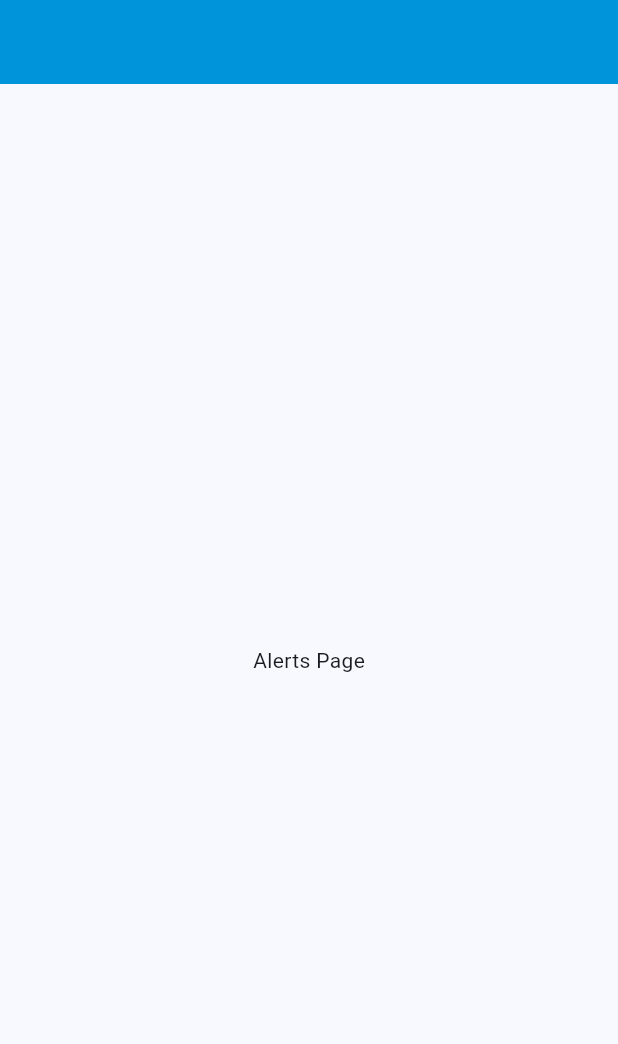
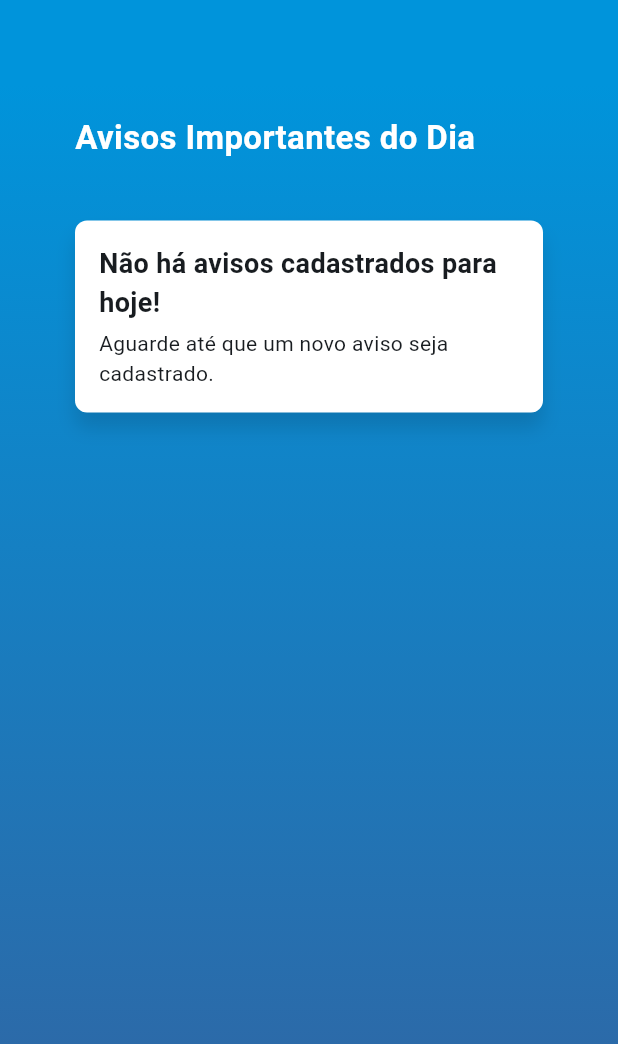
Before and after one commit to FelipeSouza14/SIG-UBS, a Flutter app: the AlertsPage screen opened directly, on a phone screen of 412 x 824 dp. Shown: the top 1044 px of the screen. Run offline on Flutter 3.47's test engine with Material 3 defaults, Android fonts, the phone set to English and light mode, and no system bars; our stand-ins replace flutter_hooks, jwt_decoder, shared_preferences; accounts and stored records are empty; network calls fail.

Commit message:
Criando a tela e os cards de avisos, filtrando pela data atual e adicionando uma mensagem de avisos não cadastrados

```diff
--- /dev/null
+++ b/front_end/sig_ubs/lib/components/cardAlerts.dart
@@ -0,0 +1,52 @@
+import 'package:flutter/material.dart';
+
+class CardAlerts extends StatelessWidget {
+  const CardAlerts({
+    super.key,
+    required this.titulo,
+    required this.descricao,
+  });
+
+  final String titulo;
+  final String descricao;
+
+  @override
+  Widget build(BuildContext context) {
+    return Container(
+      padding: const EdgeInsets.all(16.0),
+      constraints: const BoxConstraints(
+        minHeight: 100,
+      ),
+      decoration: BoxDecoration(
+        color: Colors.white,
+        borderRadius: BorderRadius.circular(8.0),
+        boxShadow: const [
+          BoxShadow(
+            color: Colors.black12,
+            blurRadius: 10.0,
+            offset: Offset(0, 10),
+          ),
+        ],
+      ),
+      child: Column(
+        crossAxisAlignment: CrossAxisAlignment.start,
+        children: <Widget>[
+          Text(
+            titulo,
+            style: const TextStyle(
+              fontSize: 18.0,
+              fontWeight: FontWeight.bold,
+            ),
+          ),
+          const SizedBox(height: 4.0),
+          Text(
+            descricao,
+            style: const TextStyle(
+              fontSize: 14.0,
+            ),
+          ),
+        ],
+      ),
+    );
+  }
+}
--- a/front_end/sig_ubs/lib/pages/alertsPage.dart
+++ b/front_end/sig_ubs/lib/pages/alertsPage.dart
@@ -1,24 +1,137 @@
 import 'package:flutter/material.dart';
+import 'package:sig_ubs/components/cardAlerts.dart';
+// import 'package:sig_ubs/utils.dart';
+import 'package:http/http.dart' as http;
+import 'dart:convert';
+import 'package:intl/intl.dart';
 
-class AlertsPage extends StatelessWidget {
+class AlertsPage extends StatefulWidget {
   const AlertsPage({super.key});
+
+  @override
+  State<AlertsPage> createState() => _AlertsPageState();
+}
+
+class _AlertsPageState extends State<AlertsPage> {
+  List alerts = [];
+  String today = DateFormat('dd/MM/yy').format(DateTime.now()); // Data atual
+
+  @override
+  void initState() {
+    super.initState();
+    fetchAlerts();
+  }
+
+  Future<void> fetchAlerts() async {
+    final response = await http.get(
+      Uri.parse('http://127.0.0.1:8000/avisos/'),
+      headers: {
+        'Content-Type': 'application/json',
+      },
+    );
+
+    if (response.statusCode == 200) {
+      List fetchedAlerts = jsonDecode(response.body);
+
+      // Filtrar avisos pela data atual
+      setState(() {
+        alerts = fetchedAlerts.where((alert) {
+          try {
+            // Converte 'dataEnvio' para o formato de data para comparação
+            DateTime alertDate =
+                DateFormat('dd/MM/yy').parse(alert['dataEnvio']);
+            String alertDateFormatted =
+                DateFormat('dd/MM/yy').format(alertDate);
+
+            // Compara a data do aviso com a data atual
+            return alertDateFormatted == today;
+          } catch (e) {
+            // Em caso de erro na conversão, não exibe o aviso
+            return false;
+          }
+        }).toList();
+      });
+    } else {
+      throw Exception('Failed to load alerts');
+    }
+  }
 
   @override
   Widget build(BuildContext context) {
     return Scaffold(
-        appBar: AppBar(
-          automaticallyImplyLeading: false, // Remove o botão de voltar
-          backgroundColor: const Color.fromARGB(255, 0, 148, 219),
+      appBar: AppBar(
+        automaticallyImplyLeading: false,
+        backgroundColor: const Color.fromARGB(255, 0, 148, 219),
+      ),
+      body: Container(
+        height: MediaQuery.of(context).size.height,
+        decoration: const BoxDecoration(
+          gradient: LinearGradient(
+            begin: Alignment.topCenter,
+            end: Alignment.bottomCenter,
+            colors: [
+              Color.fromARGB(255, 0, 148, 219),
+              Color.fromARGB(255, 52, 98, 159),
+            ],
+          ),
         ),
-        body: const Center(
+        child: SingleChildScrollView(
           child: Column(
-            mainAxisAlignment: MainAxisAlignment.center,
             children: <Widget>[
-              Text(
-                'Alerts Page',
+              Padding(
+                padding: EdgeInsets.symmetric(horizontal: 50.0, vertical: 20.0),
+                child: Column(
+                  mainAxisAlignment: MainAxisAlignment.center,
+                  children: <Widget>[
+                    Align(
+                      alignment: Alignment.centerLeft,
+                      child: Text(
+                        'Avisos Importantes do Dia',
+                        style: TextStyle(
+                          color: Colors.white,
+                          fontSize: 22,
+                          fontWeight: FontWeight.bold,
+                        ),
+                      ),
+                    ),
+                    SizedBox(height: 20),
+                  ],
+                ),
+              ),
+              Padding(
+                padding: const EdgeInsets.symmetric(horizontal: 50.0),
+                child: Column(
+                  children: alerts.isEmpty
+                      ? [
+                          CardAlerts(
+                            titulo: 'Não há avisos cadastrados para hoje!',
+                            descricao:
+                                'Aguarde até que um novo aviso seja cadastrado.',
+                          )
+                        ]
+                      : alerts.map((alert) {
+                          return Column(
+                            children: [
+                              Row(
+                                children: [
+                                  Expanded(
+                                    child: CardAlerts(
+                                      titulo: alert['titulo']!,
+                                      descricao: alert['descricao']!,
+                                    ),
+                                  ),
+                                ],
+                              ),
+                              const SizedBox(height: 25),
+                            ],
+                          );
+                        }).toList(),
+                ),
               ),
             ],
           ),
-        ));
+        ),
+      ),
+    );
   }
 }
```
